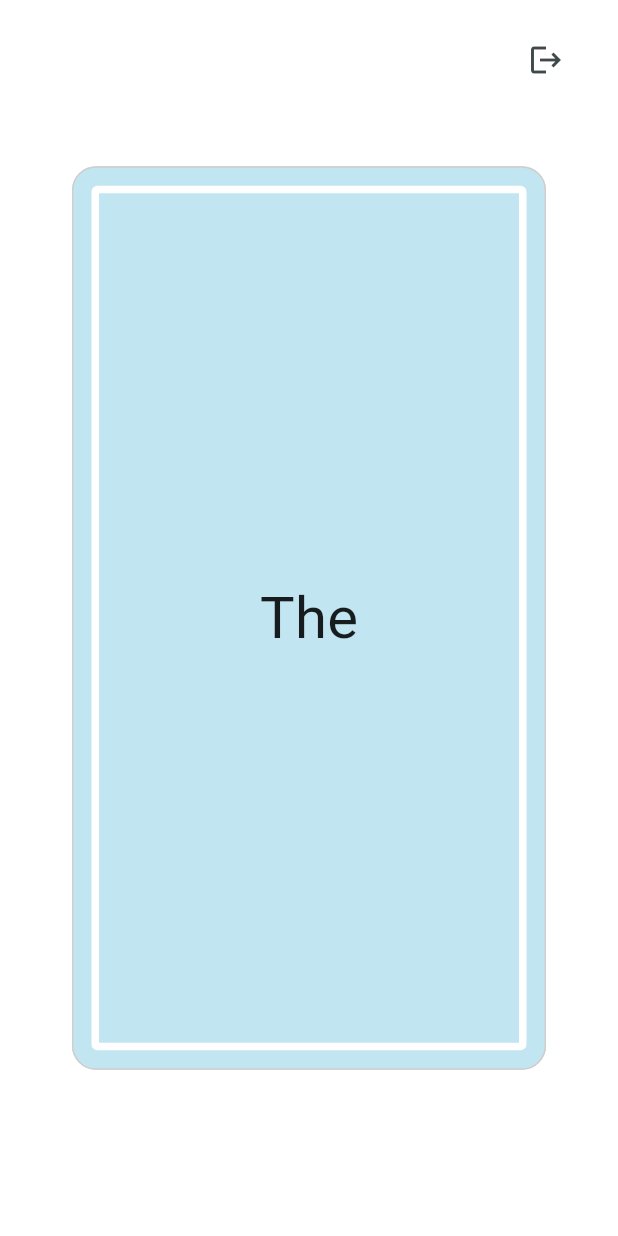
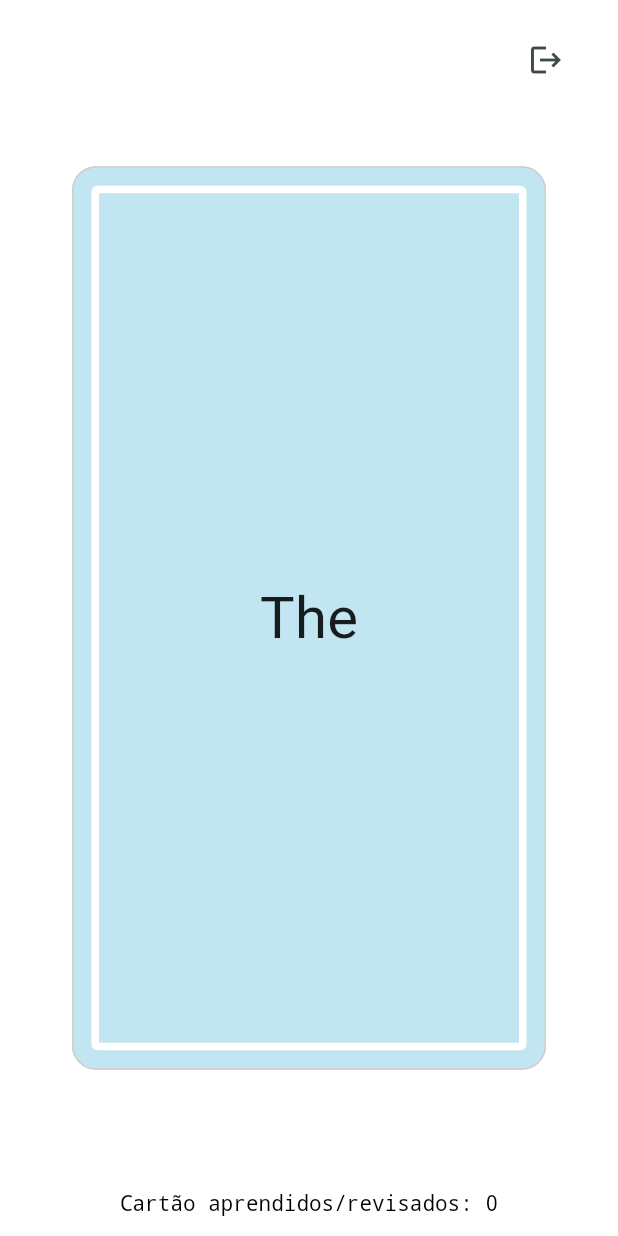
Before and after one commit to matvinFB/flash_cards, a Flutter app: the Home screen opened directly, on a phone screen of 412 x 824 dp. Run offline on Flutter 3.47's test engine with Material 3 defaults, Android fonts, the phone set to English and light mode, and no system bars; our stand-ins replace device_info_plus, flutter_mobx, get_it, mobx, supabase_flutter; accounts and stored records are empty; generated files the repository leaves out were written again.

Commit message:
feature: add a text with the number of learned/review cards in the section

```diff
--- a/lib/screens/home/home.view.dart
+++ b/lib/screens/home/home.view.dart
@@ -22,8 +22,8 @@ class Home extends StatelessWidget {
                 gesturesRepository.startGesture(DateTime.now(), event.position),
             onPointerMove: (event) =>
                 gesturesRepository.addPointToGesture(event.position),
-            onPointerUp: (event) =>
-                gesturesRepository.finishGesture(DateTime.now(), event.position),
+            onPointerUp: (event) => gesturesRepository.finishGesture(
+                DateTime.now(), event.position),
             child: Scaffold(
               backgroundColor: Colors.white,
               body: Observer(
@@ -52,12 +52,33 @@ class Home extends StatelessWidget {
             child: IconButton(
               onPressed: () {
                 final loginScreenViewmodel = GetIt.I.get<LoginViewmodel>();
-                  loginScreenViewmodel
-                      .logout()
-                      .then((value) => Navigator.of(context).pop());
+                loginScreenViewmodel.logout().then(
+                  (value) {
+                    controller.resetTotalViewdCards();
+                    Navigator.of(context).pop();
                   },
-                              icon: const Icon(Icons.logout)),
+                );
+              },
+              icon: const Icon(Icons.logout),
             ),
+          ),
+          Align(
+            alignment: Alignment.bottomCenter,
+            child: Padding(
+              padding: const EdgeInsets.all(14),
+              child: Observer(builder: (context) {
+                return Text(
+                  "Cartão aprendidos/revisados: ${controller.totalViewdCards}",
+                  textAlign: TextAlign.center,
+                  style: const TextStyle(
+                      fontSize: 14,
+                      color: Colors.black,
+                      decoration: TextDecoration.none,
+                      fontWeight: FontWeight.w400),
+                );
+              }),
+            ),
+          )
         ],
       ),
     );
```
Also changed, not shown: lib/screens/home/viewmodel/home.viewmodel.dart (+16 -8 lines). Lines whose indentation alone changed are shown as unchanged.
